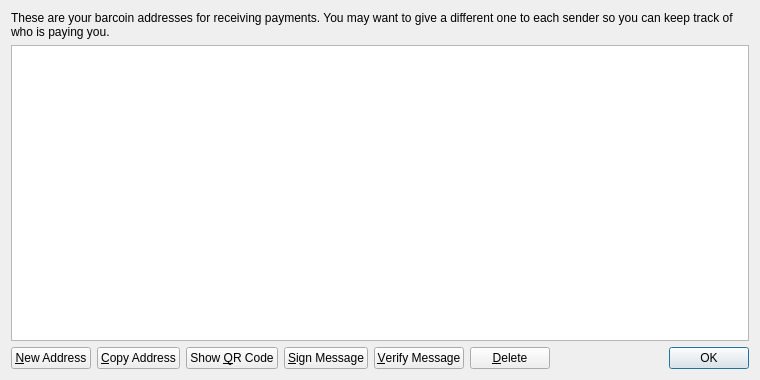
Above: src/qt/forms/addressbookpage.ui from MicrosoftCoin/KooCoin before the change. Below: the same form after it.
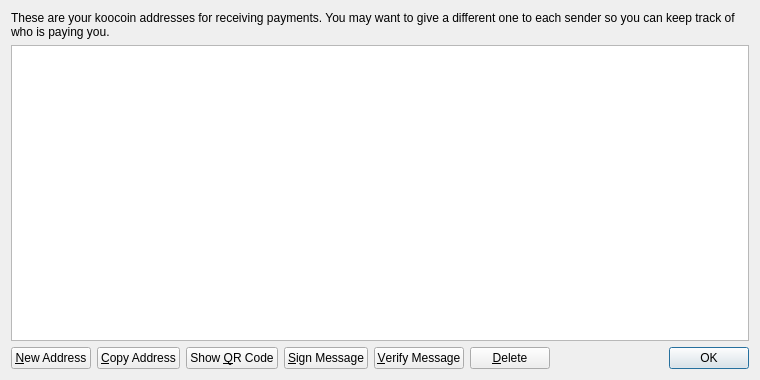
That is the form after the change. Icons and pictures are not drawn.

Patch:
```diff
--- a/src/qt/forms/addressbookpage.ui
+++ b/src/qt/forms/addressbookpage.ui
@@ -17,7 +17,7 @@
    <item>
     <widget class="QLabel" name="labelExplanation">
      <property name="text">
-      <string>These are your barcoin addresses for receiving payments. You may want to give a different one to each sender so you can keep track of who is paying you.</string>
+      <string>These are your koocoin addresses for receiving payments. You may want to give a different one to each sender so you can keep track of who is paying you.</string>
      </property>
      <property name="textFormat">
       <enum>Qt::PlainText</enum>
```
